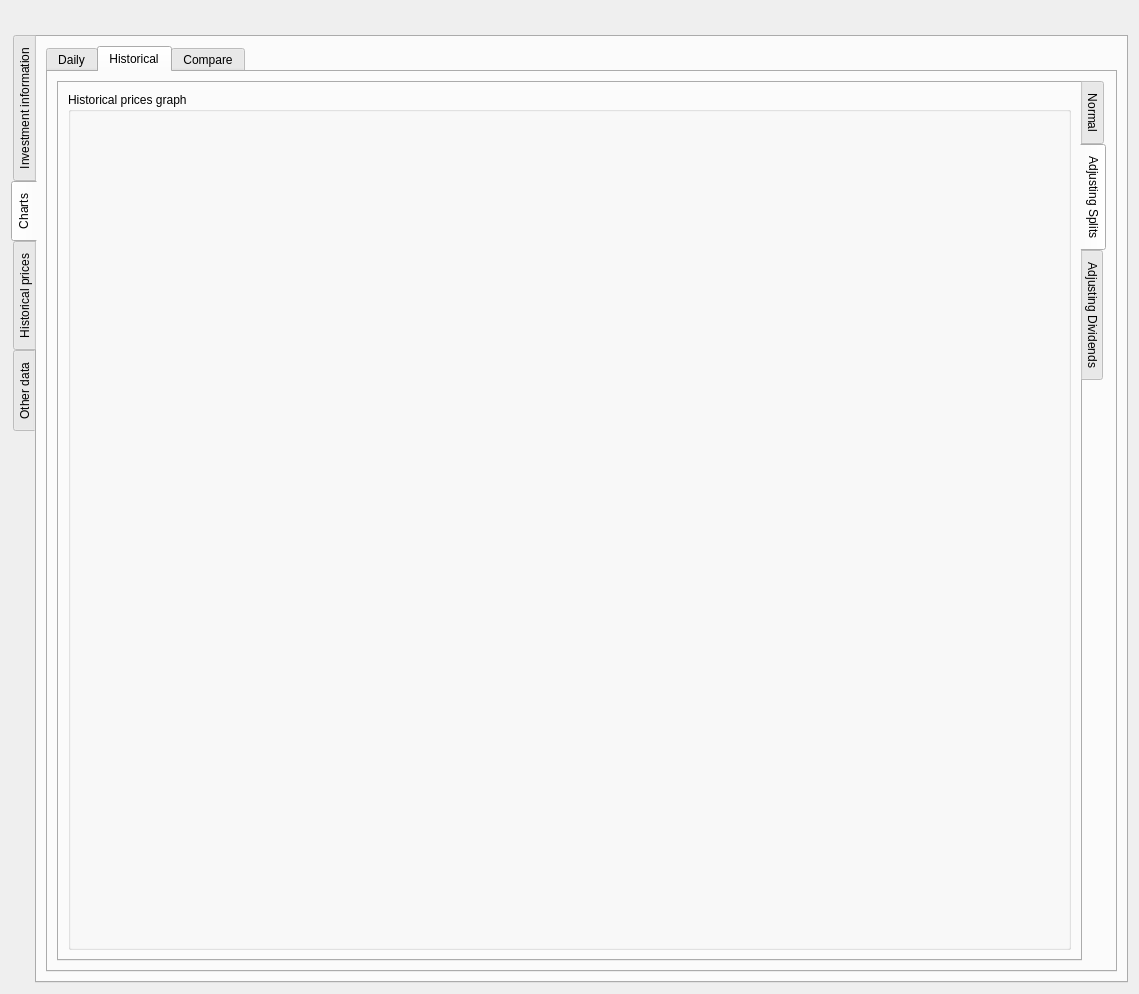
The window that ui/frmProductReport.ui (turulomio/xulpymoney) describes before a commit, drawn with Qt 5.
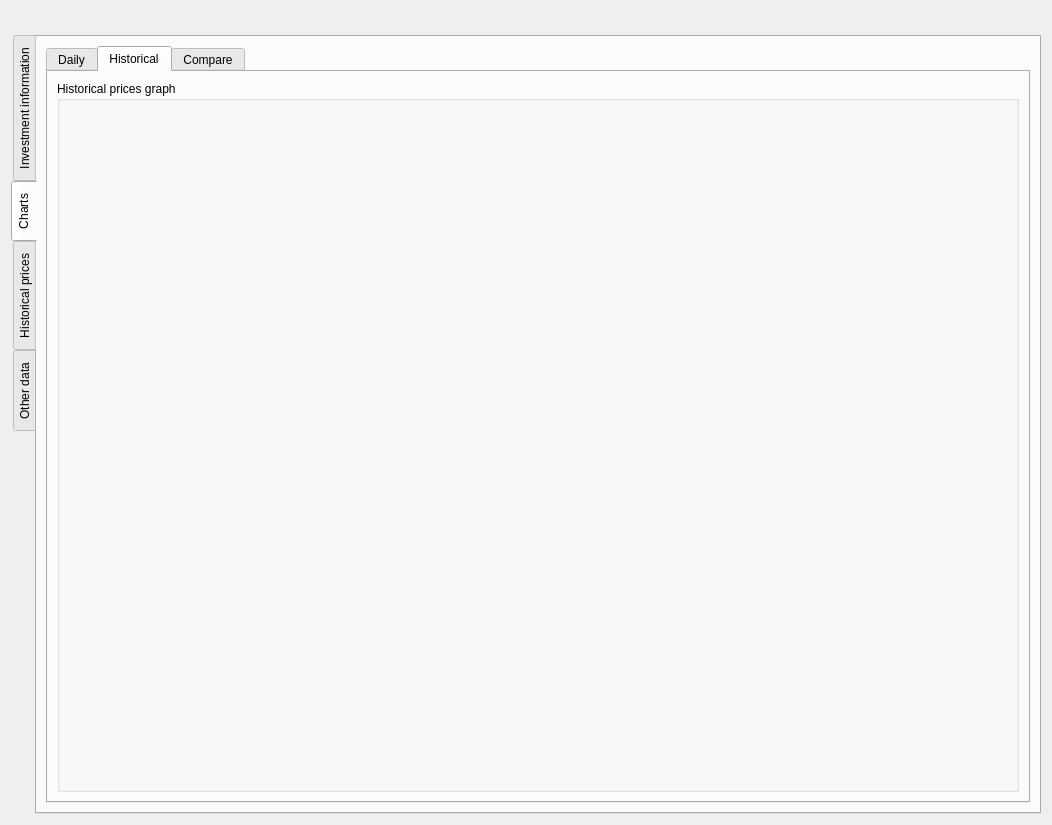
The same window after the commit. The open tabs and pages were chosen to show the change. Icons and pictures are not drawn. Custom widgets are drawn as their Qt base class.

Commit message: Integrating splits and dividend adjust in chart

Patch:
```diff
--- a/ui/frmProductReport.ui
+++ b/ui/frmProductReport.ui
@@ -9,8 +9,8 @@
    <rect>
     <x>0</x>
     <y>0</y>
-    <width>1139</width>
-    <height>994</height>
+    <width>1052</width>
+    <height>825</height>
    </rect>
   </property>
   <property name="windowTitle">
@@ -748,20 +748,7 @@
             <attribute name="title">
              <string>Historical</string>
             </attribute>
-            <layout class="QHBoxLayout" name="horizontalLayout_35">
-             <item>
-              <widget class="QTabWidget" name="tabWidget">
-               <property name="tabPosition">
-                <enum>QTabWidget::East</enum>
-               </property>
-               <property name="currentIndex">
-                <number>1</number>
-               </property>
-               <widget class="QWidget" name="tabHistoricalNormal">
-                <attribute name="title">
-                 <string>Normal</string>
-                </attribute>
-                <layout class="QHBoxLayout" name="horizontalLayout_44">
+            <layout class="QHBoxLayout" name="horizontalLayout_34">
                  <item>
                   <widget class="QGroupBox" name="groupBox_2">
                    <property name="sizePolicy">
@@ -782,60 +769,6 @@
                  </item>
                 </layout>
                </widget>
-               <widget class="QWidget" name="tab_7">
-                <attribute name="title">
-                 <string>Adjusting Splits</string>
-                </attribute>
-                <layout class="QHBoxLayout" name="horizontalLayout_47">
-                 <item>
-                  <widget class="QGroupBox" name="groupBox_5">
-                   <property name="sizePolicy">
-                    <sizepolicy hsizetype="Expanding" vsizetype="Preferred">
-                     <horstretch>0</horstretch>
-                     <verstretch>0</verstretch>
-                    </sizepolicy>
-                   </property>
-                   <property name="title">
-                    <string>Historical prices graph</string>
-                   </property>
-                   <layout class="QVBoxLayout" name="verticalLayout_9">
-                    <item>
-                     <layout class="QVBoxLayout" name="layHistoricalSplits"/>
-                    </item>
-                   </layout>
-                  </widget>
-                 </item>
-                </layout>
-               </widget>
-               <widget class="QWidget" name="tabHistoricalAdjustingDividens">
-                <attribute name="title">
-                 <string>Adjusting Dividends</string>
-                </attribute>
-                <layout class="QHBoxLayout" name="horizontalLayout_46">
-                 <item>
-                  <widget class="QGroupBox" name="groupBox_4">
-                   <property name="sizePolicy">
-                    <sizepolicy hsizetype="Expanding" vsizetype="Preferred">
-                     <horstretch>0</horstretch>
-                     <verstretch>0</verstretch>
-                    </sizepolicy>
-                   </property>
-                   <property name="title">
-                    <string>Historical prices graph</string>
-                   </property>
-                   <layout class="QVBoxLayout" name="verticalLayout_11">
-                    <item>
-                     <layout class="QVBoxLayout" name="layHistoricalDividends"/>
-                    </item>
-                   </layout>
-                  </widget>
-                 </item>
-                </layout>
-               </widget>
-              </widget>
-             </item>
-            </layout>
-           </widget>
            <widget class="QWidget" name="tab_4">
             <attribute name="icon">
              <iconset resource="../images/xulpymoney.qrc">
```
Left out of the diff: 69 changed lines with no effect on the pictures. Lines whose indentation alone changed are shown as unchanged. The commit also changes 7 other files.
